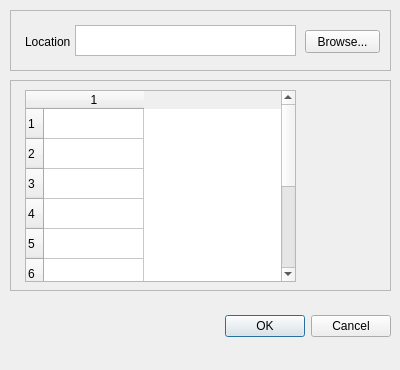
Before: the Qt Designer form dlgloadformula.ui in rddealwis/Formular_Calculator_and_Integrator, drawn with Qt 5.
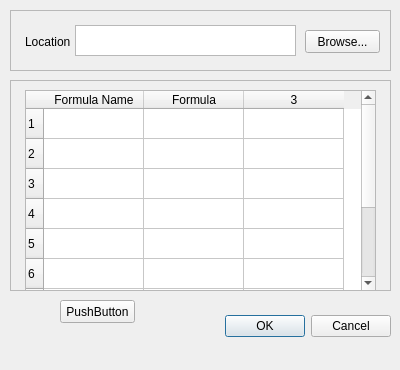
After: the same form once the commit is applied.

Diff of the .ui file:
```diff
--- a/dlgloadformula.ui
+++ b/dlgloadformula.ui
@@ -55,8 +55,8 @@
      <rect>
       <x>15</x>
       <y>10</y>
-      <width>271</width>
-      <height>192</height>
+      <width>351</width>
+      <height>201</height>
      </rect>
     </property>
     <property name="gridStyle">
@@ -66,7 +66,7 @@
      <number>10</number>
     </property>
     <property name="columnCount">
-     <number>1</number>
+     <number>3</number>
     </property>
     <row/>
     <row/>
@@ -78,6 +78,16 @@
     <row/>
     <row/>
     <row/>
+    <column>
+     <property name="text">
+      <string>Formula Name</string>
+     </property>
+    </column>
+    <column>
+     <property name="text">
+      <string>Formula</string>
+     </property>
+    </column>
     <column/>
    </widget>
   </widget>
@@ -136,6 +146,19 @@
     </property>
    </widget>
   </widget>
+  <widget class="QPushButton" name="pushButton">
+   <property name="geometry">
+    <rect>
+     <x>60</x>
+     <y>300</y>
+     <width>75</width>
+     <height>23</height>
+    </rect>
+   </property>
+   <property name="text">
+    <string>PushButton</string>
+   </property>
+  </widget>
  </widget>
  <resources/>
  <connections>
```
